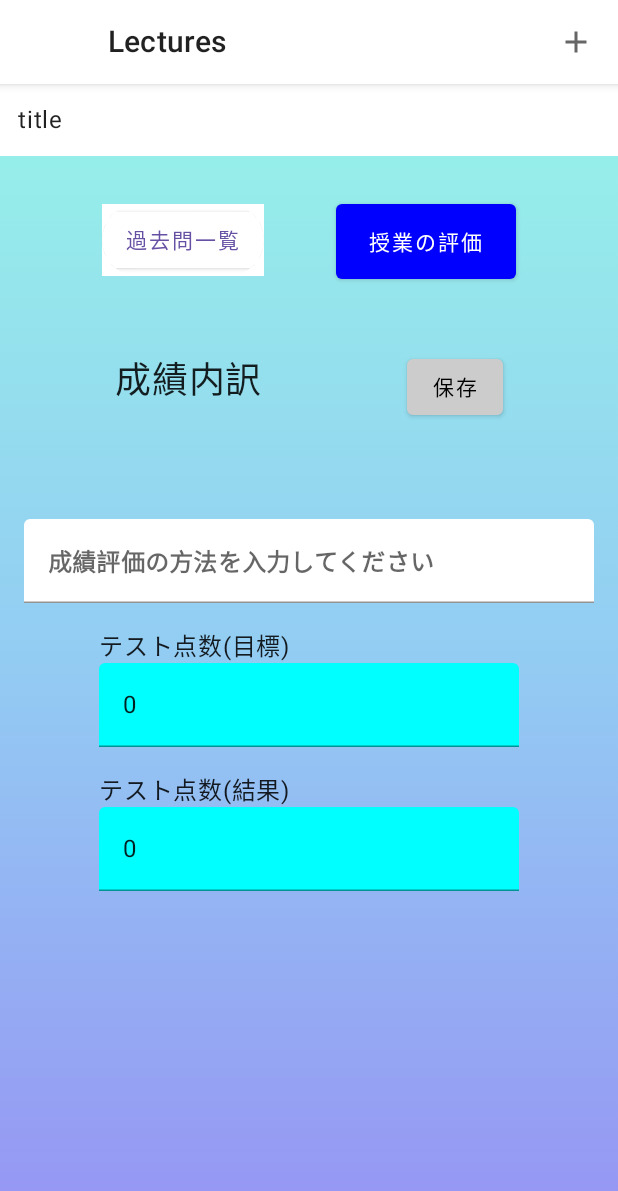
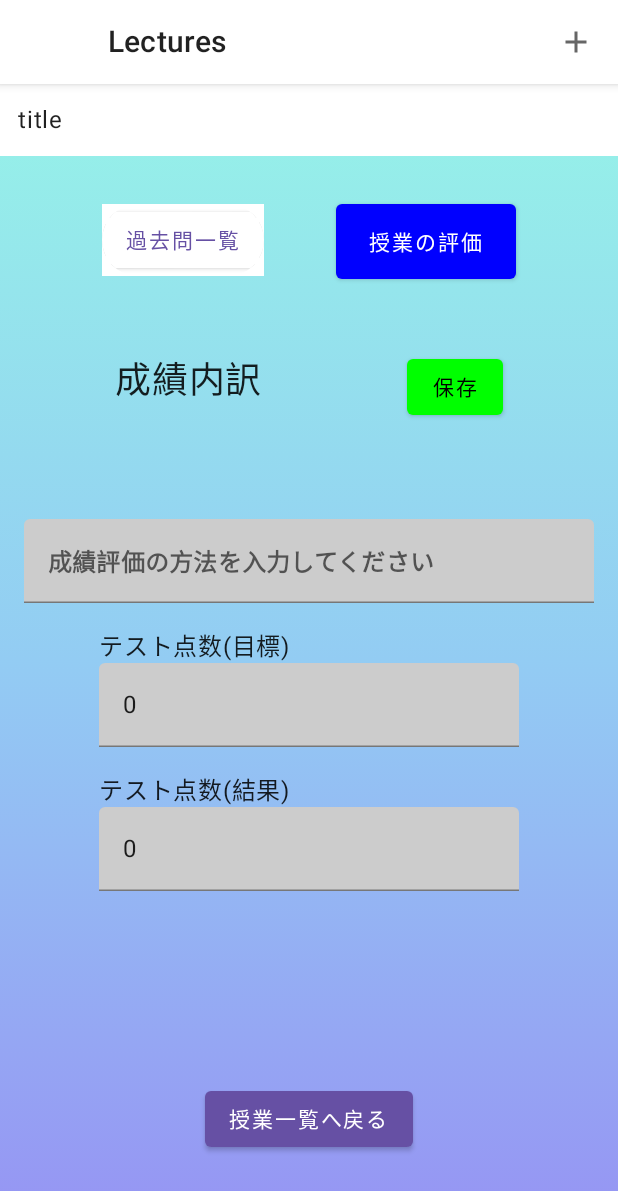
Before and after one commit to RUSSi28/Capture-Professor, an Android app built with Jetpack Compose: the DetailOfClassUI screen opened through its navigation route, on a phone screen of 412 x 824 dp. Shown: the top 1191 px of the screen. Run offline under Robolectric (Android 15) with nearby library versions, the phone set to English and light mode, and no system bars; our stand-ins replace Room's generated code.

Commit message:
配色の微調整

```diff
--- a/app/src/main/java/com/example/captureprofessor/ui/DetailofClass.kt
+++ b/app/src/main/java/com/example/captureprofessor/ui/DetailofClass.kt
@@ -163,7 +163,7 @@ fun ClassDetailWithButton(
                         }
                     }
                 }, colors = ButtonDefaults.textButtonColors(
-                    backgroundColor = Color.LightGray
+                    backgroundColor =Color.Green
                 )
             ) {
                 Text(text = "保存", color = Color.Black)
@@ -178,7 +178,7 @@ fun ClassDetailWithButton(
                 modifier = Modifier
                     .fillMaxWidth(),
                 placeholder = { Text("成績評価の方法を入力してください", fontWeight = FontWeight.Bold) },
-                colors=TextFieldDefaults.textFieldColors(backgroundColor = Color.White))
+                colors=TextFieldDefaults.textFieldColors(backgroundColor= Color.LightGray))
         }
         Column {
             Text("テスト点数(目標)")
@@ -187,7 +187,7 @@ fun ClassDetailWithButton(
                 placeholder = { Text(text = "85") },
                 keyboardOptions = KeyboardOptions(keyboardType = KeyboardType.Number),
                 singleLine = true,
-                colors=TextFieldDefaults.textFieldColors(backgroundColor=Color.Cyan))
+                colors=TextFieldDefaults.textFieldColors(backgroundColor=Color.LightGray))
             Spacer(modifier = Modifier.padding(8.dp))
             Text("テスト点数(結果)")
             TextField(value = gradeviewmodel.result.toString(),
@@ -195,13 +195,11 @@ fun ClassDetailWithButton(
                 placeholder = { Text(text = "90") },
                 keyboardOptions = KeyboardOptions(keyboardType = KeyboardType.Number),
                 singleLine = true,
-                colors = TextFieldDefaults.textFieldColors(backgroundColor = Color.Cyan)
+                colors = TextFieldDefaults.textFieldColors(backgroundColor = Color.LightGray)
                 )
         }
 
-        Spacer(modifier = Modifier
-            .padding(64.dp)
-            .fillMaxSize())
+        Spacer(modifier = Modifier.padding(64.dp))
         //授業一覧ページへ飛ぶボタン
         Button(onClick = onNavigateBack) {
             Text("授業一覧へ戻る")
```
